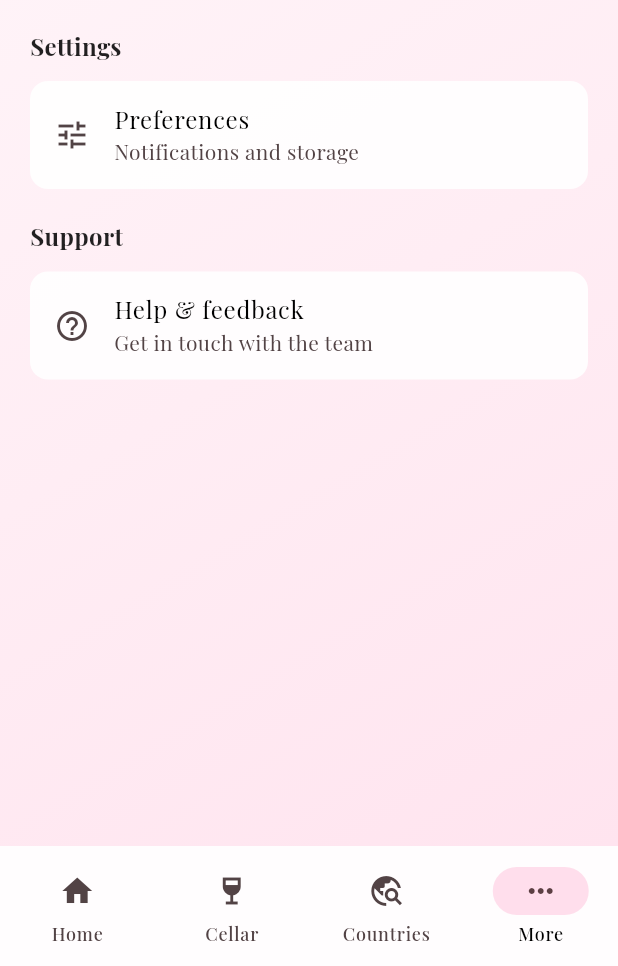
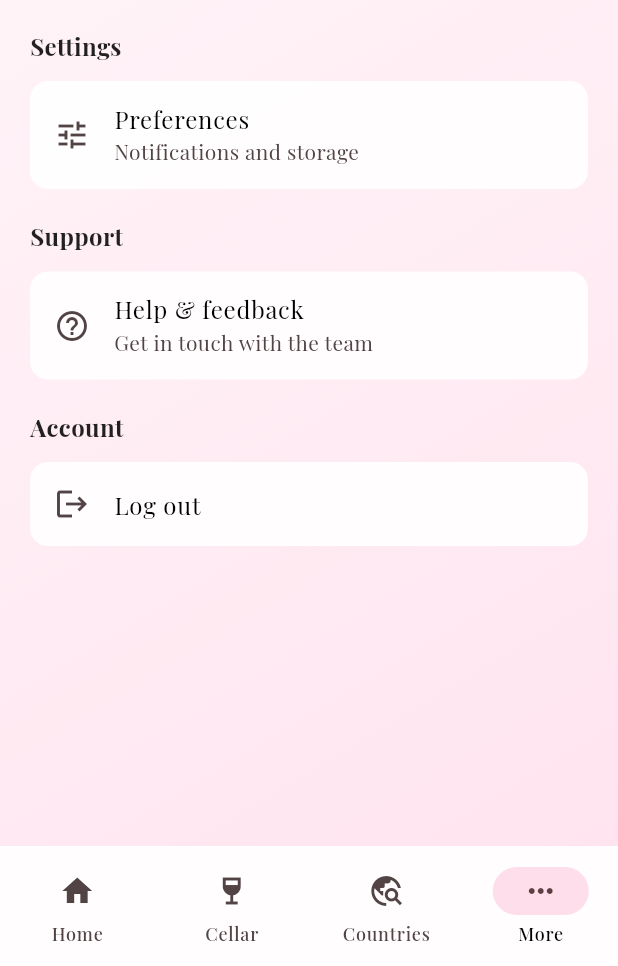
Before and after one commit to Ferrea-96/wiih, a Flutter app: the screen it shows once a user with an empty profile is signed in, item 4 of the bottom bar chosen, on a phone screen of 412 x 824 dp, the part 270-1236 px from its top. Run offline on Flutter 3.47's test engine with Material 3 defaults, Android fonts, the phone set to English and light mode, and no system bars; our stand-ins replace cloud_firestore, firebase_auth, firebase_core, firebase_storage, flutter_image_compress, google_fonts and 4 more; missing offline and left inert: firebase_app_check; accounts and stored records are empty.

Commit message:
refactor: remove logout button from HomePage and add logout option in MorePage

```diff
--- a/lib/src/features/home/presentation/pages/home_shell_page.dart
+++ b/lib/src/features/home/presentation/pages/home_shell_page.dart
@@ -1,6 +1,5 @@
 import 'package:flutter/material.dart';
 import 'package:provider/provider.dart';
-import 'package:wiih/src/features/auth/data/auth_service.dart';
 import 'package:wiih/src/features/cellar/data/wine_repository.dart';
 import 'package:wiih/src/features/cellar/presentation/pages/cellar_page.dart';
 import 'package:wiih/src/features/cellar/presentation/state/wine_list.dart';
@@ -113,14 +112,6 @@ class _MyHomePageState extends State<MyHomePage> {
                     onDestinationSelected: _handleDestinationSelected,
                   ),
                 ),
-                if (_selectedIndex == 0)
-                  Padding(
-                    padding: const EdgeInsets.only(bottom: 24),
-                    child: IconButton(
-                      icon: const Icon(Icons.logout),
-                      onPressed: AuthService.signOut,
-                    ),
-                  ),
               ],
             ),
           ),
@@ -157,14 +148,6 @@ class _MyHomePageState extends State<MyHomePage> {
         backgroundColor: Colors.transparent,
         surfaceTintColor: Colors.transparent,
         elevation: 0,
-        actions: _selectedIndex == 0
-            ? [
-                IconButton(
-                  icon: const Icon(Icons.logout),
-                  onPressed: AuthService.signOut,
-                ),
-              ]
-            : null,
       ),
       body: GradientBackground(
         child: SafeArea(
--- a/lib/src/features/more/presentation/pages/more_page.dart
+++ b/lib/src/features/more/presentation/pages/more_page.dart
@@ -1,4 +1,5 @@
 import 'package:flutter/material.dart';
+import 'package:wiih/src/features/auth/data/auth_service.dart';
 
 class MorePage extends StatelessWidget {
   const MorePage({super.key});
@@ -43,6 +44,17 @@ class MorePage extends StatelessWidget {
             ),
           ],
         ),
+        const SizedBox(height: 16),
+        _sectionTitle('Account'),
+        _card(
+          children: [
+            ListTile(
+              leading: const Icon(Icons.logout),
+              title: const Text('Log out'),
+              onTap: AuthService.signOut,
+            ),
+          ],
+        ),
       ],
     );
   }
```
